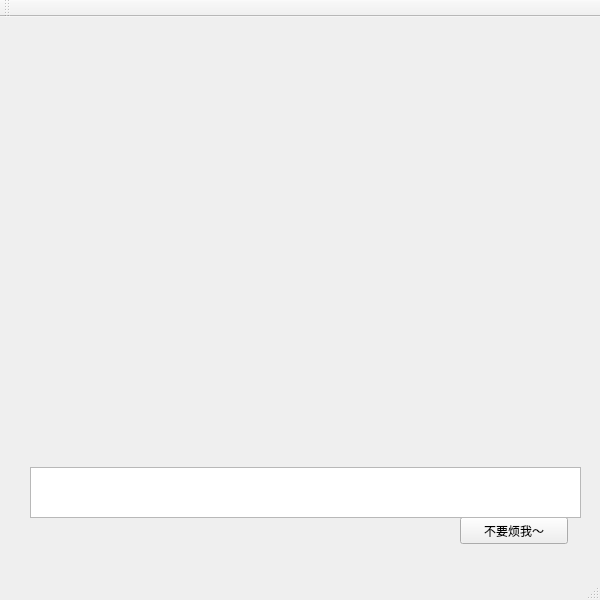
This is mainwindow.ui in xuehy/nothing as Qt 5 draws it before an edit. The edited form follows.
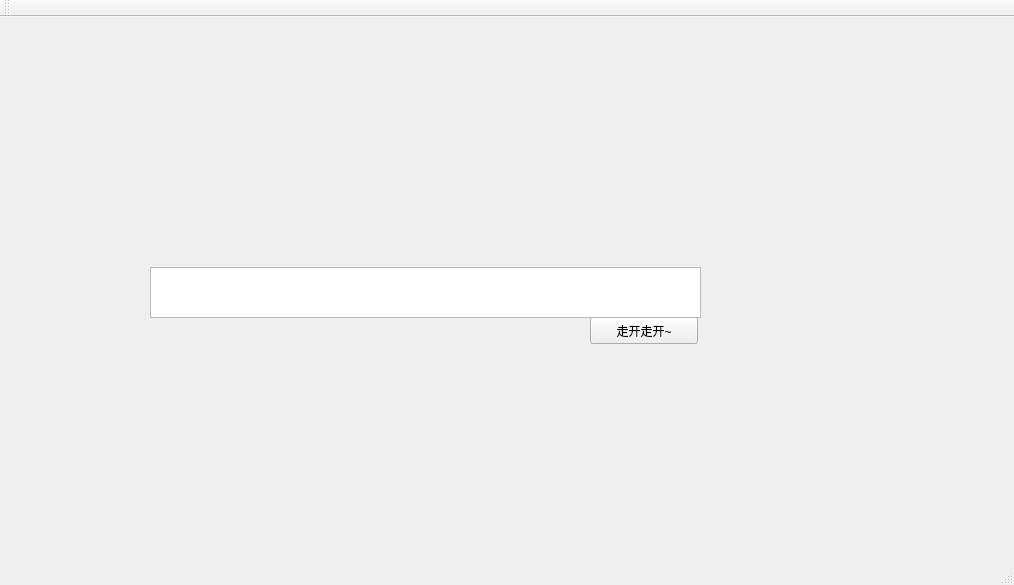
This is the edited form.

```diff
--- a/mainwindow.ui
+++ b/mainwindow.ui
@@ -6,8 +6,8 @@
    <rect>
     <x>0</x>
     <y>0</y>
-    <width>600</width>
-    <height>600</height>
+    <width>1014</width>
+    <height>585</height>
    </rect>
   </property>
   <property name="sizePolicy">
@@ -23,21 +23,21 @@
    <widget class="QPushButton" name="pushButton">
     <property name="geometry">
      <rect>
-      <x>460</x>
-      <y>500</y>
+      <x>590</x>
+      <y>300</y>
       <width>108</width>
       <height>27</height>
      </rect>
     </property>
     <property name="text">
-     <string>不要烦我～</string>
+     <string>走开走开~</string>
     </property>
    </widget>
    <widget class="QTextBrowser" name="textBrowser">
     <property name="geometry">
      <rect>
-      <x>30</x>
-      <y>450</y>
+      <x>150</x>
+      <y>250</y>
       <width>551</width>
       <height>51</height>
      </rect>
```
Left out of the diff: 4 changed lines with no effect on the pictures.
